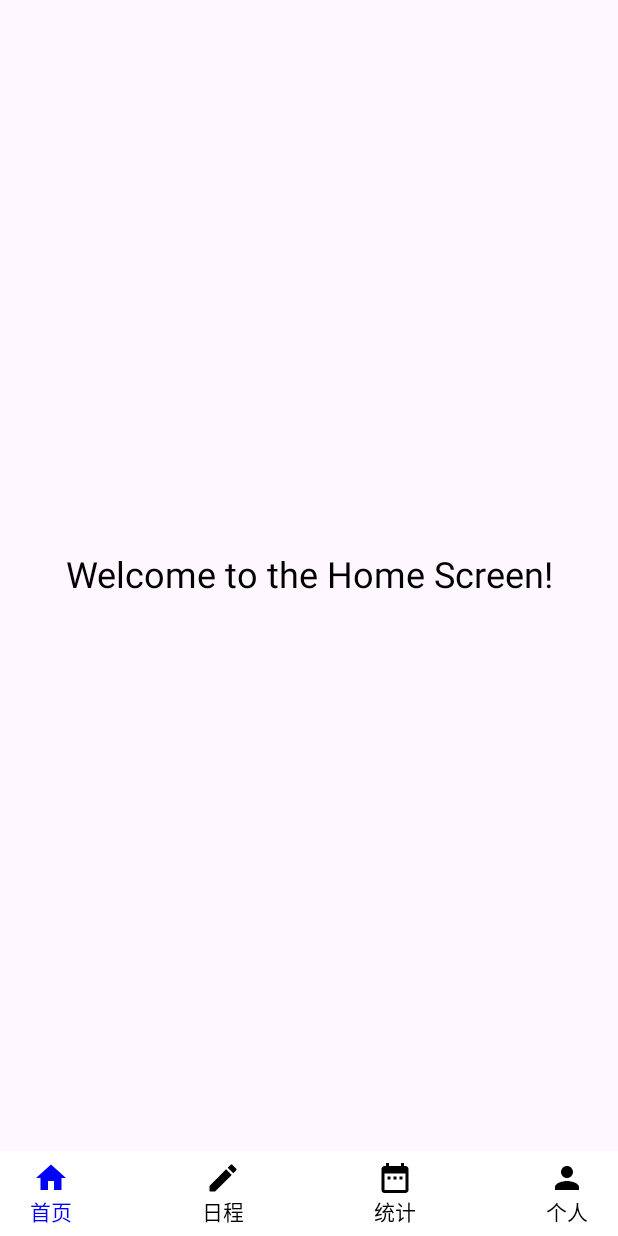
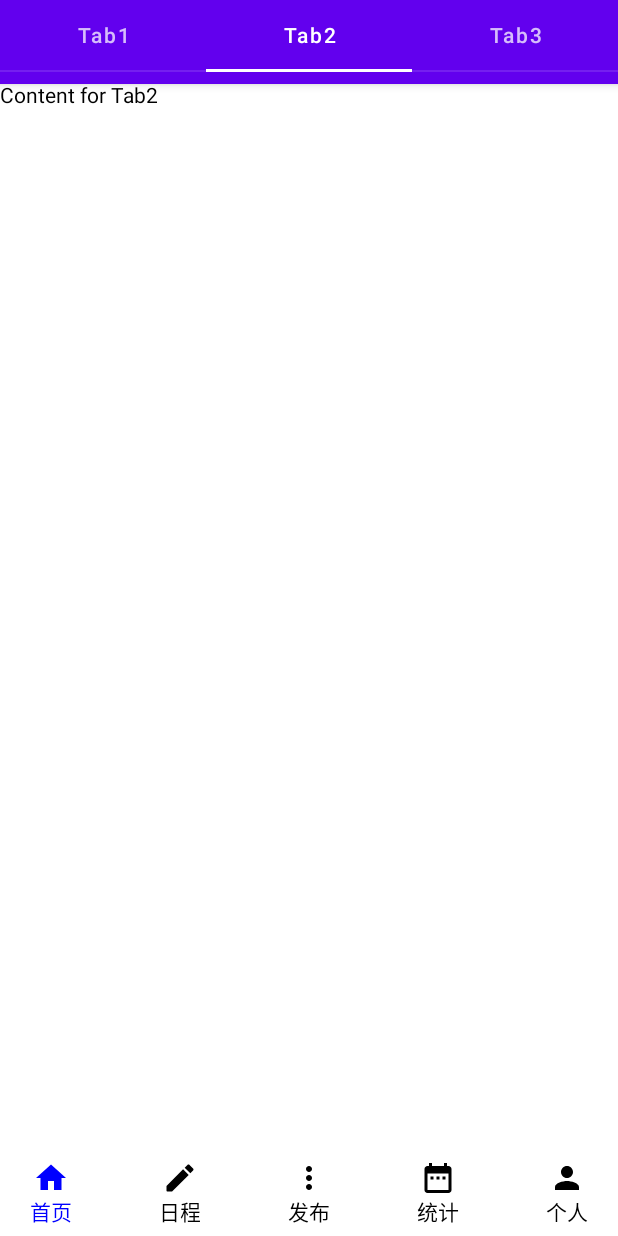
Before and after one commit to Chhnangf/Component-kmp, an Android app built with Jetpack Compose: the screen it shows after launch (MainActivity), on a phone screen of 412 x 824 dp. Run offline under Robolectric (Android 15) with nearby library versions, the phone set to English and light mode, and no system bars; our stand-ins replace Voyager; 1 statement that could not run was skipped.

Commit message:
Initial commit

```diff
--- a/composeApp/build.gradle.kts
+++ b/composeApp/build.gradle.kts
@@ -22,7 +22,7 @@ kotlin {
             implementation(libs.runtime)
             implementation(libs.kotlinx.datetime)
             implementation(libs.koin.core)
-            implementation(libs.lifecycle.viewmodel.compose)
+            //implementation(libs.lifecycle.viewmodel.compose)
         }
         androidMain.dependencies {
             implementation(libs.ktor.client.android)
--- a/composeApp/src/commonMain/kotlin/App.kt
+++ b/composeApp/src/commonMain/kotlin/App.kt
@@ -1,6 +1,5 @@
 import androidx.compose.material.MaterialTheme
 import androidx.compose.runtime.*
-import cafe.adriel.voyager.navigator.Navigator
 
 import screen.MainScreen
 
--- /dev/null
+++ b/composeApp/src/commonMain/kotlin/compoment/data/SharedStateManager.kt
@@ -0,0 +1,18 @@
+package compoment.data
+
+import androidx.compose.runtime.MutableState
+import androidx.compose.runtime.mutableStateOf
+import compoment.navigation.Routes
+
+
+object SharedStateManager {
+
+    private var _currentTab = mutableStateOf(Routes.BarRoute.Home_Screen)
+    val currentTab: MutableState<Routes.BarRoute>
+        get() = this._currentTab
+
+    fun update(newValue: Routes.BarRoute) {
+        this._currentTab.value = newValue
+    }
+
+}
--- /dev/null
+++ b/composeApp/src/commonMain/kotlin/compoment/navigation/Routes.kt
@@ -0,0 +1,84 @@
+package compoment.navigation
+
+import androidx.compose.material.icons.Icons
+import androidx.compose.material.icons.filled.DateRange
+import androidx.compose.material.icons.filled.Home
+import androidx.compose.material.icons.filled.Person
+import androidx.compose.material.icons.rounded.Edit
+import androidx.compose.material.icons.rounded.MoreVert
+import androidx.compose.runtime.Composable
+import androidx.compose.runtime.mutableStateOf
+import androidx.compose.runtime.remember
+import androidx.compose.ui.graphics.vector.ImageVector
+import cafe.adriel.voyager.navigator.LocalNavigator
+import compoment.data.SharedStateManager
+import screen.HomeView
+import screen.PublishScreen
+import screen.ScheduleView
+import screen.SettingView
+import screen.StatisticsView
+
+class Routes {
+    enum class BarRoute {
+        Home_Screen {
+            override val imageVector: ImageVector = Icons.Default.Home
+            override val description: String = "首页"
+            // 内部枚举表示首页的顶部Tab
+
+            @Composable
+            override fun target() {
+                HomeView()
+            }
+        },
+
+        schedule_Screen {
+            override val imageVector: ImageVector = Icons.Rounded.Edit
+            override val description: String = "日程"
+            @Composable
+            override fun target() {
+                ScheduleView()
+            }
+        },
+
+        publish_Screen {
+            override val imageVector: ImageVector = Icons.Rounded.MoreVert
+            override val description: String = "发布"
+            @Composable
+            override fun target() {
+                val navigator = LocalNavigator.current // 获取当前的navigator实例
+                if (navigator != null) {
+                    navigator.push(PublishScreen())
+                }
+            }
+        },
+
+        statistics_Screen {
+            override val imageVector: ImageVector = Icons.Default.DateRange
+            override val description: String = "统计"
+            @Composable
+            override fun target() {
+                StatisticsView()
+            }
+        },
+
+        Setting_Screen {
+            override val imageVector: ImageVector = Icons.Default.Person
+            override val description: String = "个人"
+            @Composable
+            override fun target() {
+                SettingView()
+            }
+        };
+        abstract val imageVector: ImageVector
+        abstract val description: String
+        @Composable
+        abstract fun target()
+    }
+
+
+    enum class TabRoute(title: String) {
+        Tab1("Tab 1"),
+        Tab2("Tab 2"),
+        Tab3("Tab 3")
+    }
+}
--- a/composeApp/src/commonMain/kotlin/routing/Routes.kt
+++ /dev/null
@@ -1,59 +0,0 @@
-package routing
-
-import androidx.compose.material.icons.Icons
-import androidx.compose.material.icons.filled.DateRange
-import androidx.compose.material.icons.filled.Home
-import androidx.compose.material.icons.filled.Person
-import androidx.compose.material.icons.rounded.Edit
-import androidx.compose.material.icons.rounded.MoreVert
-import androidx.compose.runtime.Composable
-import androidx.compose.ui.graphics.vector.ImageVector
-import screen.HomeView
-import screen.ScheduleView
-import screen.SettingView
-import screen.StatisticsView
-
-enum class Routes {
-
-    Home_Screen {
-        override val imageVector: ImageVector = Icons.Default.Home
-        override val description: String = "首页"
-        @Composable
-        override fun target() {
-            HomeView()
-        }
-    },
-
-    schedule_Screen {
-        override val imageVector: ImageVector = Icons.Rounded.Edit
-        override val description: String = "日程"
-        @Composable
-        override fun target() {
-            ScheduleView()
-        }
-    },
-
-    statistics_Screen {
-        override val imageVector: ImageVector = Icons.Default.DateRange
-        override val description: String = "统计"
-        @Composable
-        override fun target() {
-            StatisticsView()
-        }
-    },
-
-    Setting_Screen {
-        override val imageVector: ImageVector = Icons.Default.Person
-        override val description: String = "个人"
-        @Composable
-        override fun target() {
-            SettingView()
-        }
-    };
-
-    abstract val imageVector: ImageVector
-    abstract val description: String
-    @Composable
-    abstract fun target()
-
-}
--- a/composeApp/src/commonMain/kotlin/screen/HomeView.kt
+++ b/composeApp/src/commonMain/kotlin/screen/HomeView.kt
@@ -2,26 +2,64 @@ package screen
 import androidx.compose.foundation.border
 import androidx.compose.foundation.layout.Column
 import androidx.compose.foundation.layout.fillMaxSize
+import androidx.compose.material.Scaffold
+import androidx.compose.material.Tab
+import androidx.compose.material.TabRow
+import androidx.compose.material.TabRowDefaults
+import androidx.compose.material.TabRowDefaults.tabIndicatorOffset
 import androidx.compose.material.Text
+import androidx.compose.material.TopAppBar
 import androidx.compose.runtime.Composable
+import androidx.compose.runtime.MutableState
+import androidx.compose.runtime.mutableStateOf
+import androidx.compose.runtime.remember
 import androidx.compose.ui.Modifier
 import androidx.compose.ui.graphics.Color
 import androidx.compose.ui.text.style.TextAlign
 import androidx.compose.ui.unit.dp
 
 import androidx.compose.ui.unit.sp
+import compoment.navigation.Routes
+
 @Composable
 fun HomeView() {
-    Column(
-        modifier = Modifier.fillMaxSize(),
-        verticalArrangement = androidx.compose.foundation.layout.Arrangement.Center,
-        horizontalAlignment = androidx.compose.ui.Alignment.CenterHorizontally
-    ) {
-        Text(
-            text = "Welcome to the Home Screen!",
-            fontSize = 24.sp,
-            color = Color.Black,
-            textAlign = TextAlign.Center
+    val tabs = listOf(
+        Routes.TabRoute.Tab1,
+        Routes.TabRoute.Tab2,
+        Routes.TabRoute.Tab3
+    )
+    val currentTab = remember { mutableStateOf(tabs[1]) } // 默认显示第二个Tab
+
+    Scaffold(
+        topBar = {
+        TopAppBar(
+            title = { Text(currentTab.value.name) },
+            navigationIcon = {
+                // 如果需要，可以在这里添加返回按钮等
+            },
+            actions = {
+                // 可以在这里添加更多操作按钮
+            }
         )
+    },
+        content = {
+        TabContent(currentTab.value)
+    }
+    )
+    // 简化的Tab切换逻辑，实际应用中可能需要更复杂的处理
+    TabRow(selectedTabIndex = tabs.indexOf(currentTab.value)) {
+        tabs.forEachIndexed { index, tab ->
+            Tab(
+                text = { Text(tab.name) },
+                selected = currentTab.value == tab,
+                onClick = { currentTab.value = tab }
+            )
+        }
     }
 }
+
+@Composable
+fun TabContent(tab: Routes.TabRoute) {
+    // 根据tab展示对应内容，这里仅为示例，实际应映射到具体屏幕或内容
+    Text(text = "Content for ${tab.name}")
+}
--- a/composeApp/src/commonMain/kotlin/screen/MainScreen.kt
+++ b/composeApp/src/commonMain/kotlin/screen/MainScreen.kt
@@ -12,33 +12,40 @@ import androidx.compose.foundation.layout.fillMaxWidth
 import androidx.compose.foundation.layout.padding
 import androidx.compose.material.Icon
 import androidx.compose.material.Surface
+import androidx.compose.material.Tab
+import androidx.compose.material.TabRow
+import androidx.compose.material.TabRowDefaults
+import androidx.compose.material.TabRowDefaults.tabIndicatorOffset
 import androidx.compose.material3.MaterialTheme
 import androidx.compose.material3.Text
 import androidx.compose.runtime.Composable
+import androidx.compose.runtime.getValue
 import androidx.compose.runtime.mutableStateOf
+import androidx.compose.runtime.setValue
 import androidx.compose.ui.Alignment
 import androidx.compose.ui.Modifier
+import androidx.compose.ui.graphics.Color
 import androidx.compose.ui.unit.dp
-import androidx.lifecycle.viewmodel.compose.viewModel
 import cafe.adriel.voyager.core.screen.Screen
-import routing.Routes
+import compoment.data.SharedStateManager
+import compoment.navigation.Routes
 
 
-class MainScreen: Screen {
-
-    private var currentTab = mutableStateOf(Routes.Home_Screen)
+class MainScreen : Screen {
+    private var selectedTabIndex by mutableStateOf(0) // 假设默认选中第一个标签
 
     @Composable
     override fun Content() {
 
         Surface {
             Column {
-                HeaderBar()
+                HeaderBar(selectedTabIndex)
 
                 Box(
-                    modifier = Modifier.fillMaxSize().weight(1f).background(MaterialTheme.colorScheme.background)
+                    modifier = Modifier.fillMaxSize().weight(1f)
+                        .background(MaterialTheme.colorScheme.background)
                 ) {
-                    currentTab.value.target()
+                    SharedStateManager.currentTab.value.target()
                 }
                 // Main Content
                 NavationBar()
@@ -55,17 +62,17 @@ class MainScreen: Screen {
         ) {
             // 4 * Button
             Row(
-                modifier =  Modifier.fillMaxWidth().padding(20.dp, 6.dp, 20.dp, 6.dp),
+                modifier = Modifier.fillMaxWidth().padding(20.dp, 6.dp, 20.dp, 6.dp),
                 horizontalArrangement = Arrangement.SpaceBetween
             ) {
 
-                Routes.entries.forEach {
+                Routes.BarRoute.entries.forEach {
                     // Button: Icon + Text
 
-                        Column (
+                    Column(
                         modifier = Modifier.clickable(
                             onClick = {
-                                    currentTab.value = it
+                                SharedStateManager.update(it)
                             },
                             indication = null,
                             interactionSource = MutableInteractionSource()
@@ -75,12 +82,12 @@ class MainScreen: Screen {
                         Icon(
                             imageVector = it.imageVector,
                             contentDescription = it.description,
-                                tint = if (it == currentTab.value) androidx.compose.ui.graphics.Color.Blue else androidx.compose.ui.graphics.Color.Black
+                            tint = if (it == SharedStateManager.currentTab.value) androidx.compose.ui.graphics.Color.Blue else androidx.compose.ui.graphics.Color.Black
                         )
 
                         Text(
                             text = it.description,
-                                color = if (it == currentTab.value) androidx.compose.ui.graphics.Color.Blue else androidx.compose.ui.graphics.Color.Black
+                            color = if (it == SharedStateManager.currentTab.value) androidx.compose.ui.graphics.Color.Blue else androidx.compose.ui.graphics.Color.Black
                         )
 
                     }
@@ -93,5 +100,8 @@ class MainScreen: Screen {
 
 
 @Composable
-fun HeaderBar() {
+fun HeaderBar(selectedTabIndex: Int, )
+{
+    val currentTabColor = Color.Blue
+    val unselectedTabColor = Color.Black
 }
```
Also changed, not shown: composeApp/src/commonMain/kotlin/screen/PublishView.kt (added, +97 -0 lines), 1 other file. Lines whose indentation alone changed are shown as unchanged.
